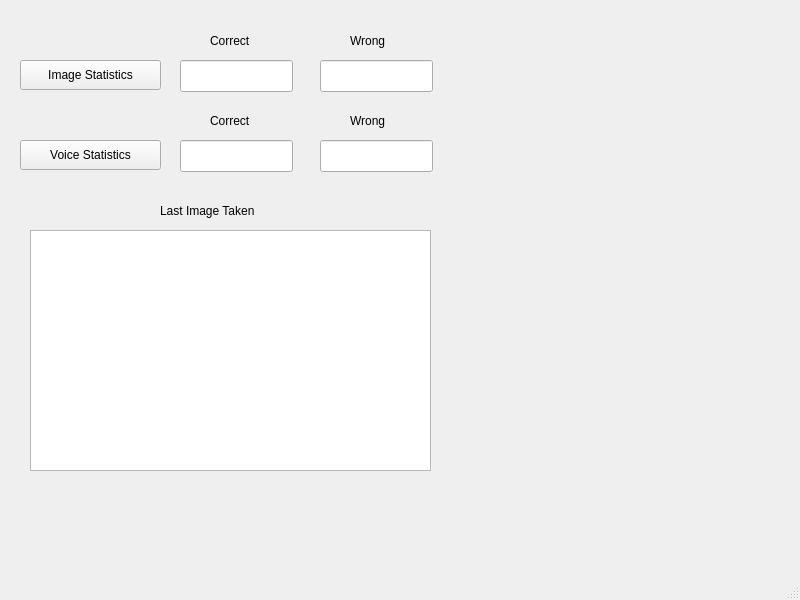
Qt form Final_Project/gui.ui (MohitRane8/ECEN-5783-Embedded-Interface-Design) before a commit.
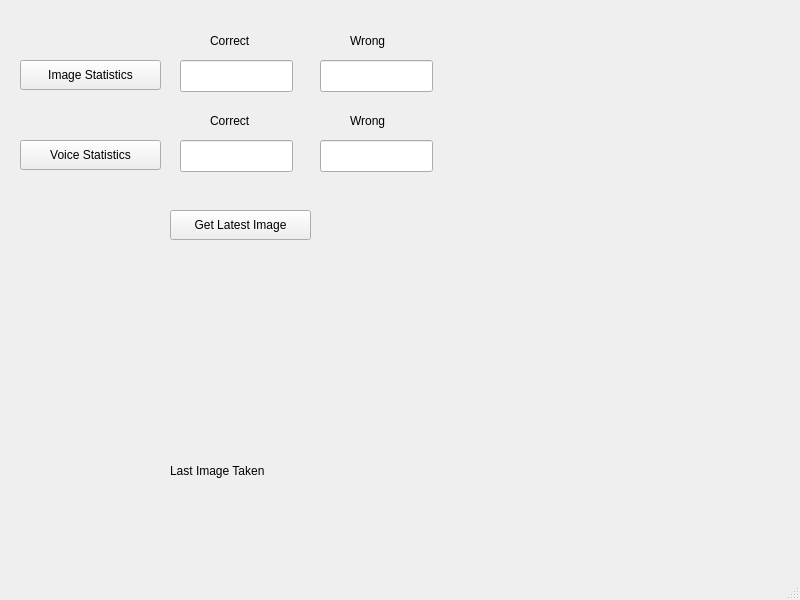
The same form after that commit. Icons and pictures are not drawn.

Patch:
```diff
--- a/Final_Project/gui.ui
+++ b/Final_Project/gui.ui
@@ -132,21 +132,11 @@
      <string>Wrong</string>
     </property>
    </widget>
-   <widget class="QGraphicsView" name="graphicsView">
-    <property name="geometry">
-     <rect>
-      <x>30</x>
-      <y>230</y>
-      <width>401</width>
-      <height>241</height>
-     </rect>
-    </property>
-   </widget>
    <widget class="QLabel" name="label_5">
     <property name="geometry">
      <rect>
-      <x>160</x>
-      <y>200</y>
+      <x>170</x>
+      <y>460</y>
       <width>131</width>
       <height>22</height>
      </rect>
@@ -155,6 +145,38 @@
      <string>Last Image Taken</string>
     </property>
    </widget>
+   <widget class="QLabel" name="label_6">
+    <property name="geometry">
+     <rect>
+      <x>30</x>
+      <y>250</y>
+      <width>401</width>
+      <height>211</height>
+     </rect>
+    </property>
+    <property name="text">
+     <string/>
+    </property>
+    <property name="pixmap">
+     <pixmap>../../../MagPi/cat.jpeg</pixmap>
+    </property>
+    <property name="scaledContents">
+     <bool>true</bool>
+    </property>
+   </widget>
+   <widget class="QPushButton" name="pushButton_3">
+    <property name="geometry">
+     <rect>
+      <x>170</x>
+      <y>210</y>
+      <width>141</width>
+      <height>30</height>
+     </rect>
+    </property>
+    <property name="text">
+     <string>Get Latest Image</string>
+    </property>
+   </widget>
   </widget>
   <widget class="QMenuBar" name="menubar">
    <property name="geometry">
```
